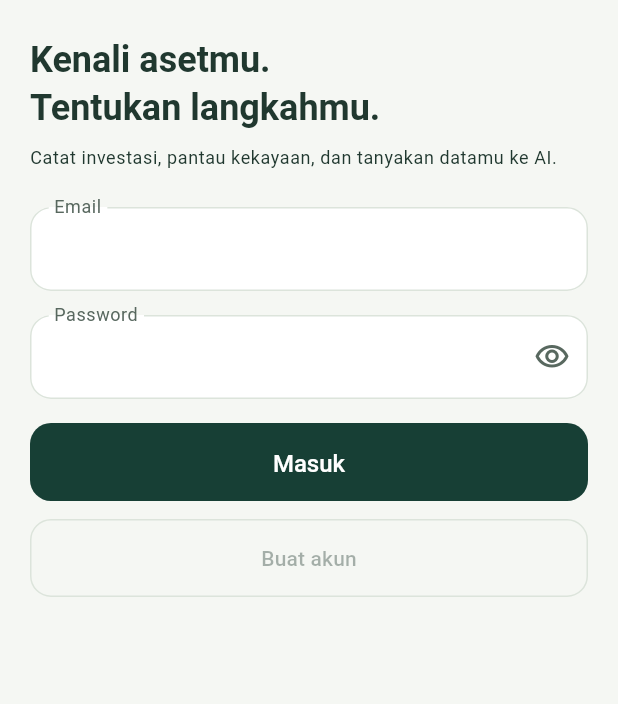
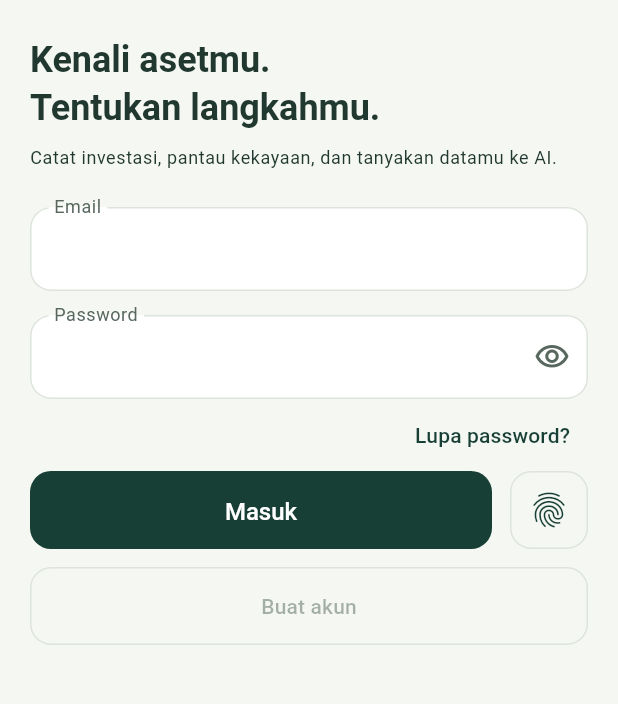
Before and after one commit to flasharifin/arah, a Flutter app: the screen it shows after launch, on a phone screen of 412 x 824 dp, the part 228-932 px from its top. Run offline on Flutter 3.47's test engine with Material 3 defaults, Android fonts, the phone set to English and light mode, and no system bars; our stand-ins replace dio, equatable, firebase_core, firebase_crashlytics, firebase_messaging, flutter_bloc and 5 more; accounts and stored records are empty; statements that could not run were skipped.

Commit message:
feat: forgot pass and finger

```diff
--- a/lib/app/app.dart
+++ b/lib/app/app.dart
@@ -31,7 +31,9 @@ class _ArahAppState extends State<ArahApp> {
     // Rute dari notifikasi yang di-tap; redirect auth tetap berlaku jika belum login.
     _routes = _push.openedRoutes.listen(_router.go);
     // Refresh token ditolak server (dicabut/kedaluwarsa) → kembali ke layar masuk.
-    _sessionExpired = sl<ApiClient>().sessionExpired.listen((_) => _auth.add(const AuthLogoutRequested()));
+    _sessionExpired = sl<ApiClient>().sessionExpired.listen(
+      (_) => _auth.add(const AuthLogoutRequested(sessionExpired: true)),
+    );
   }
 
   @override
--- a/lib/app/router.dart
+++ b/lib/app/router.dart
@@ -6,6 +6,8 @@ import 'package:arah/features/assistant/domain/entities/chat_message.dart';
 import 'package:arah/features/assistant/presentation/bloc/chat_bloc.dart';
 import 'package:arah/features/assistant/presentation/pages/chat_page.dart';
 import 'package:arah/features/auth/presentation/bloc/auth_bloc.dart';
+import 'package:arah/features/auth/presentation/bloc/password_reset_cubit.dart';
+import 'package:arah/features/auth/presentation/pages/forgot_password_page.dart';
 import 'package:arah/features/auth/presentation/pages/login_page.dart';
 import 'package:arah/features/auth/presentation/pages/splash_page.dart';
 import 'package:arah/features/dashboard/presentation/bloc/dashboard_cubit.dart';
@@ -21,6 +23,9 @@ import 'package:flutter/foundation.dart';
 import 'package:flutter_bloc/flutter_bloc.dart';
 import 'package:go_router/go_router.dart';
 
+/// Bisa dibuka tanpa login.
+const _publicRoutes = {'/login', '/forgot-password'};
+
 GoRouter createRouter(AuthBloc auth) {
   return GoRouter(
     initialLocation: '/home',
@@ -29,13 +34,20 @@ GoRouter createRouter(AuthBloc auth) {
       final location = state.matchedLocation;
       return switch (auth.state.status) {
         AuthStatus.unknown => location == '/splash' ? null : '/splash',
-        AuthStatus.unauthenticated => location == '/login' ? null : '/login',
-        AuthStatus.authenticated => location == '/login' || location == '/splash' ? '/home' : null,
+        // Terkunci: layar masuk menampilkan tombol sidik jari, password tetap bisa dipakai.
+        AuthStatus.unauthenticated || AuthStatus.locked => _publicRoutes.contains(location) ? null : '/login',
+        AuthStatus.authenticated =>
+          _publicRoutes.contains(location) || location == '/splash' ? '/home' : null,
       };
     },
     routes: [
       GoRoute(path: '/splash', builder: (_, _) => const SplashPage()),
       GoRoute(path: '/login', builder: (_, _) => const LoginPage()),
+      GoRoute(
+        path: '/forgot-password',
+        builder: (_, _) =>
+            BlocProvider(create: (_) => sl<PasswordResetCubit>(), child: const ForgotPasswordPage()),
+      ),
       StatefulShellRoute.indexedStack(
         // Bloc fitur hidup selama sesi login: state & filter bertahan saat pindah tab,
         // dan dibuang saat logout agar data akun lama tidak terlihat akun berikutnya.
--- /dev/null
+++ b/lib/core/security/biometric_lock.dart
@@ -0,0 +1,45 @@
+import 'package:flutter/foundation.dart';
+import 'package:flutter/material.dart' show IconData, Icons;
+import 'package:flutter_secure_storage/flutter_secure_storage.dart';
+import 'package:local_auth/local_auth.dart';
+
+/// Kunci app dengan sidik jari/Face ID; PIN/pola perangkat jadi cadangan saat biometrik terkunci.
+/// Preferensi di secure storage, jadi ikut terhapus saat logout (`TokenStorage.clear` = deleteAll).
+class BiometricLock {
+  BiometricLock(this._storage, [LocalAuthentication? auth]) : _auth = auth ?? LocalAuthentication();
+
+  final FlutterSecureStorage _storage;
+  final LocalAuthentication _auth;
+
+  static const _key = 'biometric_lock';
+
+  /// Nama & ikon untuk UI: Face ID di iOS, sidik jari di Android.
+  static bool get _isIOS => defaultTargetPlatform == TargetPlatform.iOS;
+  static String get name => _isIOS ? 'Face ID' : 'sidik jari';
+  static IconData get icon => _isIOS ? Icons.face : Icons.fingerprint;
+
+  /// Perangkat punya biometrik yang sudah didaftarkan.
+  Future<bool> isAvailable() async {
+    try {
+      return await _auth.canCheckBiometrics && (await _auth.getAvailableBiometrics()).isNotEmpty;
+    } catch (e) {
+      debugPrint('BiometricLock.isAvailable: $e');
+      return false;
+    }
+  }
+
+  Future<bool> isEnabled() async => await _storage.read(key: _key) == 'true';
+
+  Future<void> setEnabled(bool enabled) =>
+      enabled ? _storage.write(key: _key, value: 'true') : _storage.delete(key: _key);
+
+  /// `false` jika dibatalkan atau gagal; pengguna bisa coba lagi atau masuk dengan password.
+  Future<bool> authenticate() async {
+    try {
+      return await _auth.authenticate(localizedReason: 'Buka Arah');
+    } on LocalAuthException catch (e) {
+      debugPrint('BiometricLock.authenticate: $e');
+      return false;
+    }
+  }
+}
--- a/lib/features/auth/presentation/bloc/auth_event.dart
+++ b/lib/features/auth/presentation/bloc/auth_event.dart
@@ -21,8 +21,19 @@ final class AuthLoginRequested extends AuthEvent {
   List<Object?> get props => [email, password];
 }
 
+/// Buka sesi tersimpan dengan sidik jari (status [AuthStatus.locked]).
+final class AuthUnlockRequested extends AuthEvent {
+  const AuthUnlockRequested();
+}
+
+/// Jika kunci sidik jari aktif, sesi hanya dikunci; [sessionExpired] (token ditolak server) selalu keluar penuh.
 final class AuthLogoutRequested extends AuthEvent {
-  const AuthLogoutRequested();
+  const AuthLogoutRequested({this.sessionExpired = false});
+
+  final bool sessionExpired;
+
+  @override
+  List<Object?> get props => [sessionExpired];
 }
 
 final class AuthDeleteAccountRequested extends AuthEvent {
--- a/lib/features/auth/presentation/bloc/auth_state.dart
+++ b/lib/features/auth/presentation/bloc/auth_state.dart
@@ -1,6 +1,7 @@
 part of 'auth_bloc.dart';
 
-enum AuthStatus { unknown, authenticated, unauthenticated }
+/// [locked]: sesi tersimpan, menunggu sidik jari (atau password) di layar masuk sebelum data ditampilkan.
+enum AuthStatus { unknown, locked, authenticated, unauthenticated }
 
 class AuthState extends Equatable {
   const AuthState({this.status = AuthStatus.unknown, this.user, this.isSubmitting = false, this.failure});
--- a/lib/features/auth/presentation/pages/login_page.dart
+++ b/lib/features/auth/presentation/pages/login_page.dart
@@ -1,11 +1,14 @@
+import 'package:arah/core/security/biometric_lock.dart';
 import 'package:arah/core/theme/app_colors.dart';
 import 'package:arah/core/theme/app_spacing.dart';
 import 'package:arah/core/widgets/widgets.dart';
 import 'package:arah/features/auth/presentation/bloc/auth_bloc.dart';
 import 'package:flutter/material.dart';
 import 'package:flutter_bloc/flutter_bloc.dart';
+import 'package:go_router/go_router.dart';
 
 /// S01 — Masuk. Daftar akun belum disambungkan ke backend mobile.
+/// Tombol sidik jari (Android) / Face ID (iOS) selalu tampil; aktif jika sesi tersimpan terkunci.
 class LoginPage extends StatefulWidget {
   const LoginPage({super.key});
 
@@ -19,6 +22,13 @@ class _LoginPageState extends State<LoginPage> {
   final _password = TextEditingController();
 
   @override
+  void initState() {
+    super.initState();
+    final auth = context.read<AuthBloc>().state;
+    if (auth.status == AuthStatus.locked) _email.text = auth.user?.email ?? '';
+  }
+
+  @override
   void dispose() {
     _email.dispose();
     _password.dispose();
@@ -28,6 +38,23 @@ class _LoginPageState extends State<LoginPage> {
   void _submit() {
     if (!_formKey.currentState!.validate()) return;
     context.read<AuthBloc>().add(AuthLoginRequested(email: _email.text, password: _password.text));
+  }
+
+  void _biometricLogin(AuthState state) {
+    if (state.status == AuthStatus.locked) {
+      context.read<AuthBloc>().add(const AuthUnlockRequested());
+      return;
+    }
+    ScaffoldMessenger.of(context)
+      ..hideCurrentSnackBar()
+      ..showSnackBar(
+        SnackBar(
+          content: Text(
+            'Masuk dengan ${BiometricLock.name} belum diaktifkan. Masuk dengan password, '
+            'lalu aktifkan di Lainnya → Kunci dengan ${BiometricLock.name}.',
+          ),
+        ),
+      );
   }
 
   @override
@@ -70,7 +97,13 @@ class _LoginPageState extends State<LoginPage> {
                       controller: _password,
                       validator: (v) => (v ?? '').isEmpty ? 'Password wajib diisi' : null,
                     ),
-                    const SizedBox(height: AppSpacing.lg),
+                    Align(
+                      alignment: Alignment.centerRight,
+                      child: TextButton(
+                        onPressed: () => context.go('/forgot-password'),
+                        child: const Text('Lupa password?'),
+                      ),
+                    ),
                     BlocBuilder<AuthBloc, AuthState>(
                       builder: (context, state) => Column(
                         crossAxisAlignment: CrossAxisAlignment.stretch,
@@ -83,7 +116,31 @@ class _LoginPageState extends State<LoginPage> {
                                 style: text.bodySmall?.copyWith(color: AppColors.negative),
                               ),
                             ),
-                          PrimaryButton(label: 'Masuk', busy: state.isSubmitting, onPressed: _submit),
+                          Row(
+                            children: [
+                              Expanded(
+                                child: PrimaryButton(
+                                  label: 'Masuk',
+                                  busy: state.isSubmitting,
+                                  onPressed: _submit,
+                                ),
+                              ),
+                              const SizedBox(width: AppSpacing.md),
+                              OutlinedButton(
+                                onPressed: state.isSubmitting ? null : () => _biometricLogin(state),
+                                // Tema memberi lebar minimum tak hingga; tombol ikon ini persegi setinggi tombol Masuk.
+                                style: OutlinedButton.styleFrom(
+                                  minimumSize: const Size.square(AppSpacing.primaryButtonHeight),
+                                  padding: EdgeInsets.zero,
+                                ),
+                                child: Icon(
+                                  BiometricLock.icon,
+                                  size: 28,
+                                  semanticLabel: 'Masuk dengan ${BiometricLock.name}',
+                                ),
+                              ),
+                            ],
+                          ),
                         ],
                       ),
                     ),
--- a/pubspec.yaml
+++ b/pubspec.yaml
@@ -20,6 +20,7 @@ dependencies:
   get_it: ^9.3.0
   go_router: ^17.5.0
   intl: ^0.20.3
+  local_auth: ^3.0.2
 
 dev_dependencies:
   flutter_test:
```
Also changed, not shown: lib/app/di.dart (+7 -0 lines), lib/features/auth/data/datasources/auth_remote_data_source.dart (+31 -0 lines), lib/features/auth/data/repositories/auth_repository_impl.dart (+11 -0 lines), lib/features/auth/domain/repositories/auth_repository.dart (+8 -0 lines), lib/features/auth/domain/usecases/auth_usecases.dart (+28 -0 lines), lib/features/auth/presentation/bloc/auth_bloc.dart (+31 -6 lines), lib/features/auth/presentation/bloc/password_reset_cubit.dart (added, +64 -0 lines), lib/features/auth/presentation/pages/forgot_password_page.dart (added, +151 -0 lines), lib/features/more/presentation/pages/more_page.dart (+61 -1 lines), pubspec.lock, 6 other files.
